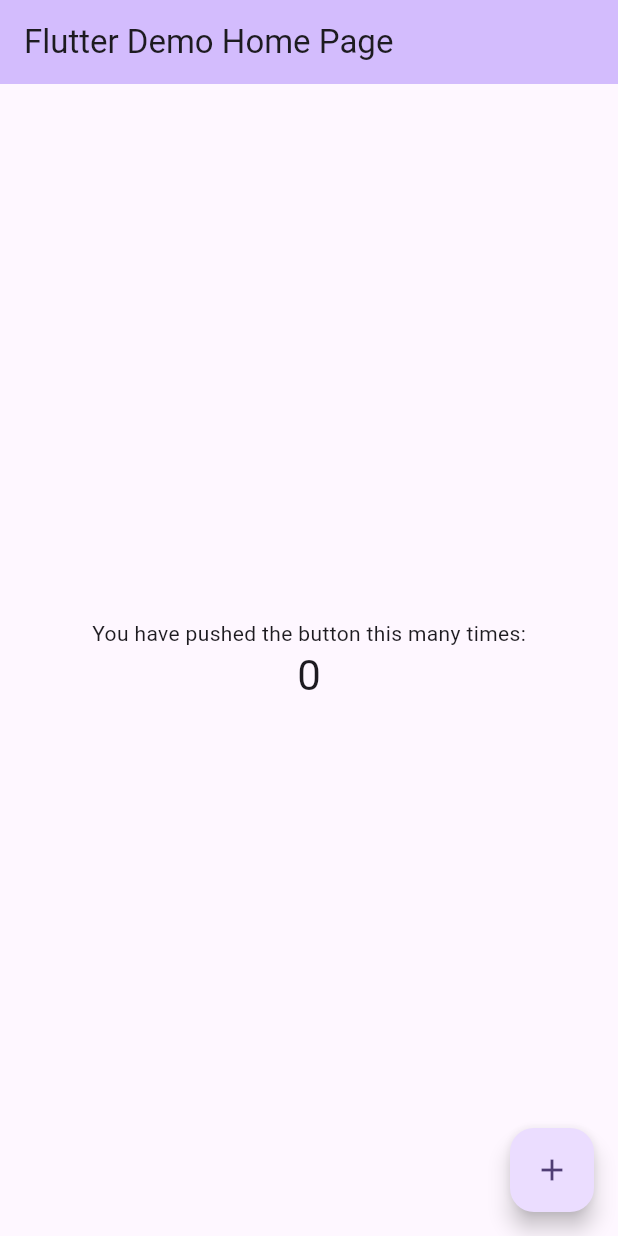
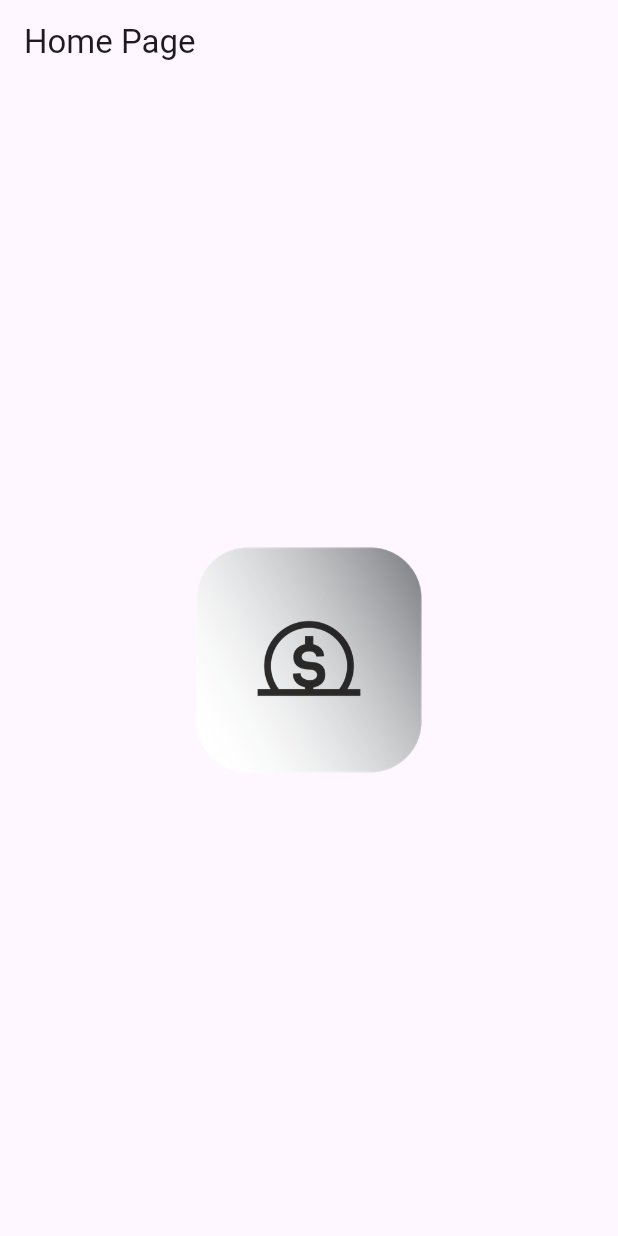
Before and after one commit to AdnanKhan29/MONEY_TRACKING_APP, a Flutter app: the screen it shows after launch, on a phone screen of 412 x 824 dp. Run offline on Flutter 3.47's test engine with Material 3 defaults, Android fonts, the phone set to English and light mode, and no system bars.

Commit message:
created home page

```diff
--- a/money_tracker/lib/main.dart
+++ b/money_tracker/lib/main.dart
@@ -1,125 +1,35 @@
 import 'package:flutter/material.dart';
 
 void main() {
-  runApp(const MyApp());
+  runApp(MyApp());
 }
 
 class MyApp extends StatelessWidget {
-  const MyApp({super.key});
-
-  // This widget is the root of your application.
   @override
   Widget build(BuildContext context) {
     return MaterialApp(
-      title: 'Flutter Demo',
+      title: 'Flutter Home Page',
       theme: ThemeData(
-        // This is the theme of your application.
-        //
-        // TRY THIS: Try running your application with "flutter run". You'll see
-        // the application has a purple toolbar. Then, without quitting the app,
-        // try changing the seedColor in the colorScheme below to Colors.green
-        // and then invoke "hot reload" (save your changes or press the "hot
-        // reload" button in a Flutter-supported IDE, or press "r" if you used
-        // the command line to start the app).
-        //
-        // Notice that the counter didn't reset back to zero; the application
-        // state is not lost during the reload. To reset the state, use hot
-        // restart instead.
-        //
-        // This works for code too, not just values: Most code changes can be
-        // tested with just a hot reload.
-        colorScheme: ColorScheme.fromSeed(seedColor: Colors.deepPurple),
-        useMaterial3: true,
+        primaryColor: Color(0xff85bb65),
       ),
-      home: const MyHomePage(title: 'Flutter Demo Home Page'),
+      home: HomePage(),
     );
   }
 }
 
-class MyHomePage extends StatefulWidget {
-  const MyHomePage({super.key, required this.title});
-
-  // This widget is the home page of your application. It is stateful, meaning
-  // that it has a State object (defined below) that contains fields that affect
-  // how it looks.
-
-  // This class is the configuration for the state. It holds the values (in this
-  // case the title) provided by the parent (in this case the App widget) and
-  // used by the build method of the State. Fields in a Widget subclass are
-  // always marked "final".
-
-  final String title;
-
-  @override
-  State<MyHomePage> createState() => _MyHomePageState();
-}
-
-class _MyHomePageState extends State<MyHomePage> {
-  int _counter = 0;
-
-  void _incrementCounter() {
-    setState(() {
-      // This call to setState tells the Flutter framework that something has
-      // changed in this State, which causes it to rerun the build method below
-      // so that the display can reflect the updated values. If we changed
-      // _counter without calling setState(), then the build method would not be
-      // called again, and so nothing would appear to happen.
-      _counter++;
-    });
-  }
-
+class HomePage extends StatelessWidget {
   @override
   Widget build(BuildContext context) {
-    // This method is rerun every time setState is called, for instance as done
-    // by the _incrementCounter method above.
-    //
-    // The Flutter framework has been optimized to make rerunning build methods
-    // fast, so that you can just rebuild anything that needs updating rather
-    // than having to individually change instances of widgets.
     return Scaffold(
       appBar: AppBar(
-        // TRY THIS: Try changing the color here to a specific color (to
-        // Colors.amber, perhaps?) and trigger a hot reload to see the AppBar
-        // change color while the other colors stay the same.
-        backgroundColor: Theme.of(context).colorScheme.inversePrimary,
-        // Here we take the value from the MyHomePage object that was created by
-        // the App.build method, and use it to set our appbar title.
-        title: Text(widget.title),
+        title: Text('Home Page'),
       ),
       body: Center(
-        // Center is a layout widget. It takes a single child and positions it
-        // in the middle of the parent.
-        child: Column(
-          // Column is also a layout widget. It takes a list of children and
-          // arranges them vertically. By default, it sizes itself to fit its
-          // children horizontally, and tries to be as tall as its parent.
-          //
-          // Column has various properties to control how it sizes itself and
-          // how it positions its children. Here we use mainAxisAlignment to
-          // center the children vertically; the main axis here is the vertical
-          // axis because Columns are vertical (the cross axis would be
-          // horizontal).
-          //
-          // TRY THIS: Invoke "debug painting" (choose the "Toggle Debug Paint"
-          // action in the IDE, or press "p" in the console), to see the
-          // wireframe for each widget.
-          mainAxisAlignment: MainAxisAlignment.center,
-          children: <Widget>[
-            const Text(
-              'You have pushed the button this many times:',
-            ),
-            Text(
-              '$_counter',
-              style: Theme.of(context).textTheme.headlineMedium,
-            ),
-          ],
+        child: Image.asset(
+          'assets/home_image.png', // Add your image asset path
+          height: 200.0,
         ),
       ),
-      floatingActionButton: FloatingActionButton(
-        onPressed: _incrementCounter,
-        tooltip: 'Increment',
-        child: const Icon(Icons.add),
-      ), // This trailing comma makes auto-formatting nicer for build methods.
     );
   }
 }
--- a/money_tracker/pubspec.yaml
+++ b/money_tracker/pubspec.yaml
@@ -58,6 +58,10 @@ flutter:
   # the material Icons class.
   uses-material-design: true
 
+
+  assets:
+    - assets/home_image.png
+
   # To add assets to your application, add an assets section, like this:
   # assets:
   #   - images/a_dot_burr.jpeg
```
Also changed, not shown: money_tracker/assets/home_image.png (added), 2 other files.
